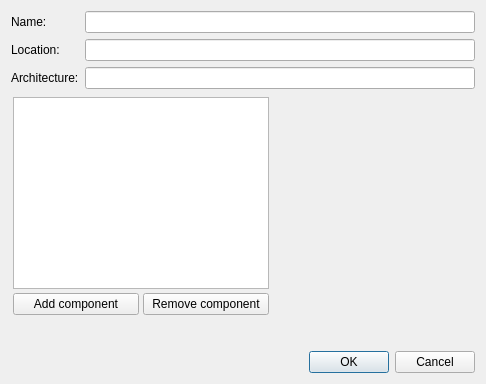
First picture: the form in src.qt/hadesvm-gui/ConfigureVirtualApplianceDialog.ui, repository akapustiatyahoocouk/hadesvm, before the edit.
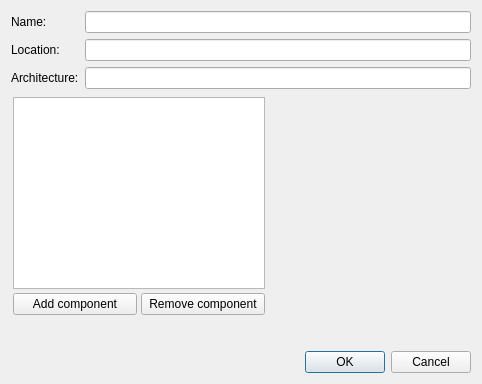
Second picture: the form after the edit. Icons and pictures are not drawn.

What changed in the file:
```diff
--- a/src.qt/hadesvm-gui/ConfigureVirtualApplianceDialog.ui
+++ b/src.qt/hadesvm-gui/ConfigureVirtualApplianceDialog.ui
@@ -16,7 +16,7 @@
   <property name="windowTitle">
    <string>Configure VM</string>
   </property>
-  <layout class="QGridLayout" name="gridLayout">
+  <layout class="QFormLayout" name="formLayout">
    <item row="0" column="0">
     <widget class="QLabel" name="nameLabel">
      <property name="text">
@@ -91,7 +91,7 @@
       <item row="0" column="0" colspan="2">
        <widget class="QTreeWidget" name="configurationTreeWidget">
         <property name="sizePolicy">
-         <sizepolicy hsizetype="Fixed" vsizetype="Expanding">
+         <sizepolicy hsizetype="Expanding" vsizetype="Expanding">
           <horstretch>0</horstretch>
           <verstretch>0</verstretch>
          </sizepolicy>
```
Left out of the diff: 12 changed lines with no effect on the pictures.
